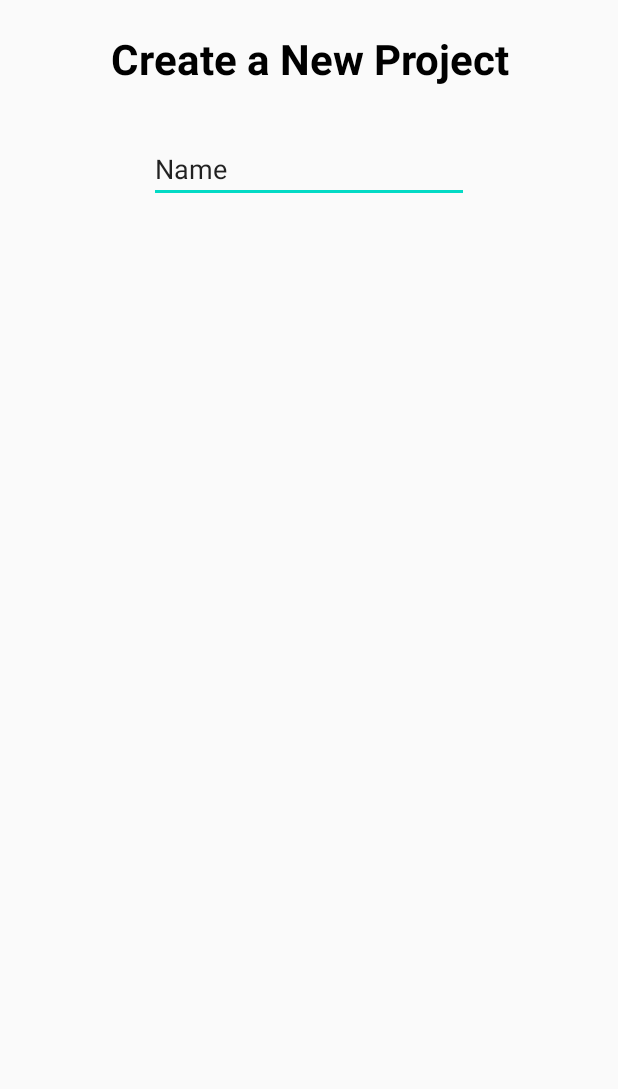
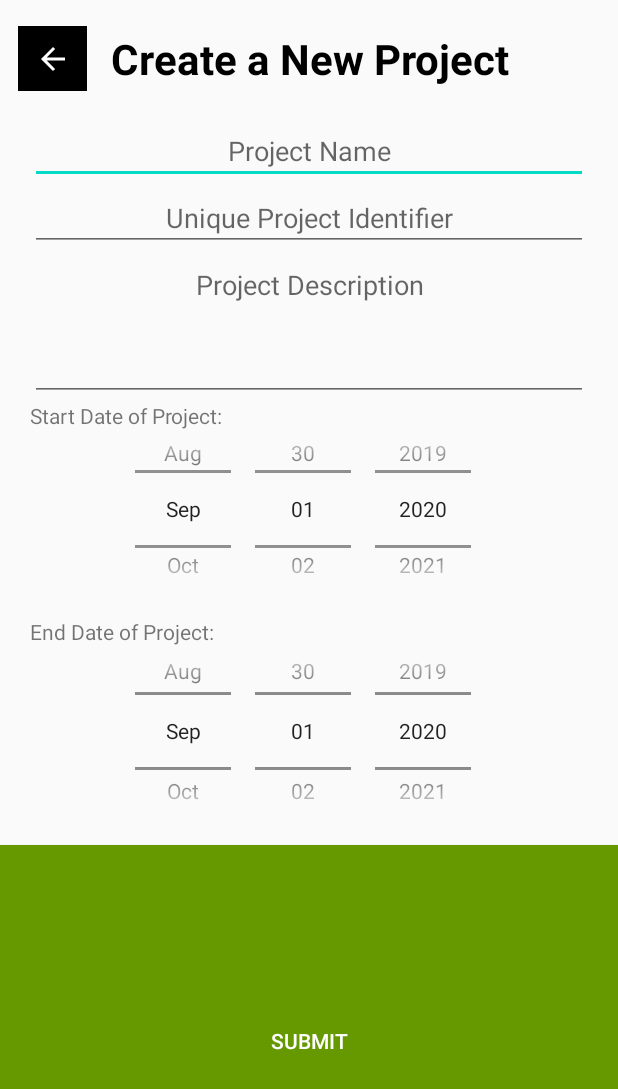
Before and after one commit to TamimC/PPM_Android, an Android app: the screen it shows after launch (ActivityAddProject), after a tap on "CREATE A NEW PROJECT", on a phone screen of 412 x 824 dp. Shown: the top 1089 px of the screen. Run offline under Robolectric (Android 15) with nearby library versions, the phone set to English and light mode, and no system bars.

```diff
--- a/app/build.gradle
+++ b/app/build.gradle
@@ -32,6 +32,7 @@ dependencies {
     implementation 'com.squareup.retrofit2:retrofit:2.4.0'
     implementation 'com.squareup.retrofit2:converter-gson:2.4.0'
     implementation 'com.squareup.okhttp3:logging-interceptor:4.5.0'
+    implementation 'com.google.android.material:material:<version>'
     testImplementation 'junit:junit:4.12'
     androidTestImplementation 'androidx.test.ext:junit:1.1.2'
     androidTestImplementation 'androidx.test.espresso:espresso-core:3.3.0'
--- a/app/src/main/java/com/example/ppm_tool/MainActivity.java
+++ b/app/src/main/java/com/example/ppm_tool/MainActivity.java
@@ -6,14 +6,12 @@ import androidx.recyclerview.widget.RecyclerView;
 
 import android.content.Intent;
 import android.os.Bundle;
-import android.transition.TransitionManager;
-import android.util.Log;
 import android.view.View;
-import android.widget.Button;
 
 import com.example.ppm_tool.adapters.ProjectAdapter;
 import com.example.ppm_tool.apis.APIClient;
 import com.example.ppm_tool.datamodel.ActivityAddProject;
+import com.example.ppm_tool.datamodel.OnRefreshViewListener;
 import com.example.ppm_tool.model.Project;
 
 import java.util.ArrayList;
@@ -23,19 +21,37 @@ import retrofit2.Call;
 import retrofit2.Callback;
 import retrofit2.Response;
 
-public class MainActivity extends AppCompatActivity {
+
+public class MainActivity extends AppCompatActivity implements OnRefreshViewListener {
 
     private RecyclerView mRecyclerView;
-    private RecyclerView.Adapter mAdapter;
+    private ProjectAdapter mAdapter;
     private RecyclerView.LayoutManager mlayoutManager;
+    ArrayList<Project> projectList = new ArrayList<>();
 
     @Override
     protected void onCreate(Bundle savedInstanceState) {
         super.onCreate(savedInstanceState);
         setContentView(R.layout.activity_main);
+        mAdapter = new ProjectAdapter(projectList, this);
+        loadAllProjects();
+        buildRecyclerView();
+    }
 
-        final ArrayList<Project> projectList = new ArrayList<>();
+    public void buildRecyclerView(){
+        mRecyclerView = findViewById(R.id.recyclerView);
+        mRecyclerView.setHasFixedSize(true);
+        mlayoutManager = new LinearLayoutManager(this);
+        mRecyclerView.setLayoutManager(mlayoutManager);
+    }
+    public void onClickAddProject(View view){
+        Intent intent = new Intent(MainActivity.this, ActivityAddProject.class);
+        startActivity(intent);
+        overridePendingTransition(R.anim.slide_out, R.anim.slide_in);
+    }
 
+    public void loadAllProjects(){
+        projectList.clear();
         Call<List<Project>> projectListResponse = APIClient.getProjectService().getAllProjects();
 
         projectListResponse.enqueue(new Callback<List<Project>>() {
@@ -44,27 +60,19 @@ public class MainActivity extends AppCompatActivity {
                 if (response.isSuccessful()){
                     for (Project project : response.body()){
                         projectList.add(project);
-                        mAdapter = new ProjectAdapter(projectList);
-                        mRecyclerView.setAdapter(mAdapter);
                     }
+                    mRecyclerView.setAdapter(mAdapter);
                 }
             }
-
             @Override
             public void onFailure(Call<List<Project>> call, Throwable t) {
-                Log.e("FAILURE:", t.getLocalizedMessage());
             }
         });
-
-        mRecyclerView = findViewById(R.id.recyclerView);
-        mRecyclerView.setHasFixedSize(true);
-        mlayoutManager = new LinearLayoutManager(this);
-        mRecyclerView.setLayoutManager(mlayoutManager);
     }
 
-    public void onClickAddProject(View view){
-        Intent intent = new Intent(MainActivity.this, ActivityAddProject.class);
-        startActivity(intent);
-        overridePendingTransition(R.anim.slide_out, R.anim.slide_in);
+    @Override
+    public void refreshView() {
+        loadAllProjects();
+        buildRecyclerView();
     }
 }
--- /dev/null
+++ b/app/src/main/java/com/example/ppm_tool/datamodel/OnRefreshViewListener.java
@@ -0,0 +1,5 @@
+package com.example.ppm_tool.datamodel;
+
+public interface OnRefreshViewListener {
+        public void refreshView();
+}
--- a/app/src/main/java/com/example/ppm_tool/services/ProjectService.java
+++ b/app/src/main/java/com/example/ppm_tool/services/ProjectService.java
@@ -4,10 +4,20 @@ import com.example.ppm_tool.model.Project;
 import java.util.List;
 
 import retrofit2.Call;
+import retrofit2.http.Body;
+import retrofit2.http.DELETE;
 import retrofit2.http.GET;
+import retrofit2.http.POST;
+import retrofit2.http.Path;
 
 public interface ProjectService {
 
     @GET("project/all")
     Call<List<Project>> getAllProjects();
+
+    @POST("project")
+    Call<Project> createProject(@Body Project project);
+
+    @DELETE("project/{projectIdentifier}")
+    Call<Void> deletePost(@Path("projectIdentifier") String projectIdentifier);
 }
--- a/app/src/main/res/layout/project_add.xml
+++ b/app/src/main/res/layout/project_add.xml
@@ -1,28 +1,111 @@
 <?xml version="1.0" encoding="utf-8"?>
 <RelativeLayout xmlns:android="http://schemas.android.com/apk/res/android"
+    xmlns:app="http://schemas.android.com/apk/res-auto"
     android:layout_width="match_parent" android:layout_height="match_parent">
+
     <TextView
         android:id="@+id/NewProjectTitleLabel"
         android:layout_width="match_parent"
         android:layout_height="wrap_content"
-        android:layout_centerHorizontal="true"
+        android:layout_alignParentStart="true"
+        android:layout_alignParentTop="true"
+        android:gravity="center_horizontal"
+        android:padding="20dp"
         android:text="Create a New Project"
+        android:textAlignment="center"
+        android:textColor="@android:color/black"
         android:textSize="28sp"
+        android:textStyle="bold" />
+
+    <EditText
+        android:id="@+id/projectNameInput"
+        android:layout_width="match_parent"
+        android:layout_height="wrap_content"
+        android:layout_below="@+id/NewProjectTitleLabel"
+        android:hint="Project Name"
         android:textAlignment="center"
         android:gravity="center_horizontal"
-        android:padding="20dp"
-        android:textStyle="bold"
-        android:textColor="@android:color/black"/>
+        android:padding="10dp"
+        android:layout_marginLeft="20dp"
+        android:layout_marginRight="20dp"/>
 
     <EditText
-        android:id="@+id/editTextTextPersonName"
+        android:id="@+id/projectIdentifierInput"
+        android:layout_width="match_parent"
+        android:layout_height="wrap_content"
+        android:layout_below="@+id/projectNameInput"
+        android:hint="Unique Project Identifier"
+        android:textAlignment="center"
+        android:gravity="center_horizontal"
+        android:padding="10dp"
+        android:layout_marginLeft="20dp"
+        android:layout_marginRight="20dp"/>
+
+    <EditText
+        android:id="@+id/projectDescriptionInput"
+        android:layout_width="match_parent"
+        android:layout_height="100dp"
+        android:layout_below="@+id/projectIdentifierInput"
+        android:inputType="text|textMultiLine"
+        android:gravity="top"
+        android:hint="Project Description"
+        android:layout_marginLeft="20dp"
+        android:layout_marginRight="20dp"
+        android:textAlignment="center" />
+    <TextView
         android:layout_width="wrap_content"
         android:layout_height="wrap_content"
-        android:layout_alignParentTop="true"
-        android:layout_centerHorizontal="true"
-        android:layout_marginTop="90dp"
-        android:ems="10"
-        android:inputType="textPersonName"
-        android:text="Name" />
+        android:text="Start Date of Project:"
+        android:layout_below="@+id/projectDescriptionInput"
+        android:layout_marginLeft="20dp"
+        android:layout_marginRight="20dp"/>
+    <DatePicker
+        android:id="@+id/startDateInput"
+        android:layout_width="382dp"
+        android:layout_height="144dp"
+        android:layout_below="@+id/projectDescriptionInput"
+        android:layout_marginLeft="20dp"
+        android:layout_marginRight="20dp"
+        android:calendarViewShown="false"
+        android:datePickerMode="spinner" />
 
+    <TextView
+        android:layout_width="wrap_content"
+        android:layout_height="wrap_content"
+        android:text="End Date of Project:"
+        android:layout_below="@+id/startDateInput"
+        android:layout_marginLeft="20dp"
+        android:layout_marginRight="20dp"/>
+
+    <DatePicker
+        android:id="@+id/endDateInput"
+        android:layout_width="376dp"
+        android:layout_height="152dp"
+        android:layout_below="@+id/startDateInput"
+        android:layout_marginLeft="20dp"
+        android:layout_marginRight="20dp"
+        android:calendarViewShown="false"
+        android:datePickerMode="spinner" />
+
+    <Button
+        android:layout_width="match_parent"
+        android:layout_height="match_parent"
+        android:layout_below="@id/endDateInput"
+        android:background="@android:color/holo_green_dark"
+        android:onClick="onClickSubmitNewProject"
+        android:text="SUBMIT"
+        android:textColor="@android:color/white" />
+
+    <ImageButton
+        android:id="@+id/backButton"
+        android:layout_width="46dp"
+        android:layout_height="43dp"
+        android:layout_alignParentStart="true"
+        android:layout_alignParentLeft="true"
+        android:layout_marginStart="12dp"
+        android:layout_marginLeft="12dp"
+        android:layout_marginTop="17dp"
+        android:onClick="onClickBackButton"
+        android:background="@android:color/black"
+        app:srcCompat="@drawable/abc_vector_test" />
 </RelativeLayout>
```
Also changed, not shown: app/src/main/java/com/example/ppm_tool/adapters/ProjectAdapter.java (+34 -3 lines), app/src/main/java/com/example/ppm_tool/datamodel/ActivityAddProject.java (+67 -1 lines), app/src/main/java/com/example/ppm_tool/helper/HelperMethods.java (added, +24 -0 lines), app/src/main/java/com/example/ppm_tool/model/Project.java (+7 -7 lines), app/src/main/res/layout/project_item.xml (+7 -1 lines).
